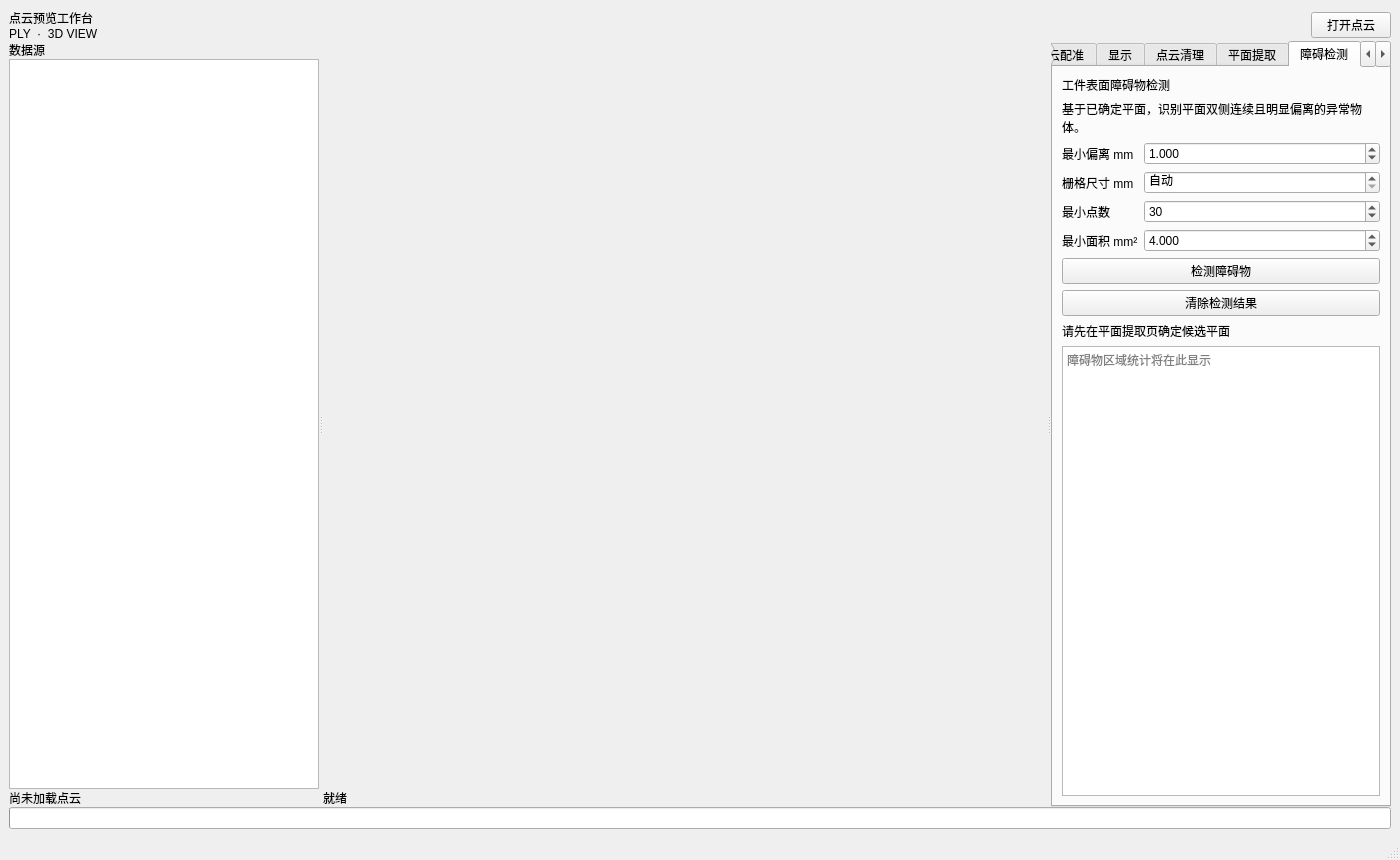
Before: the Qt Designer form mainwindow.ui in chenzhenjia/pointcloudsuite, drawn with Qt 5.
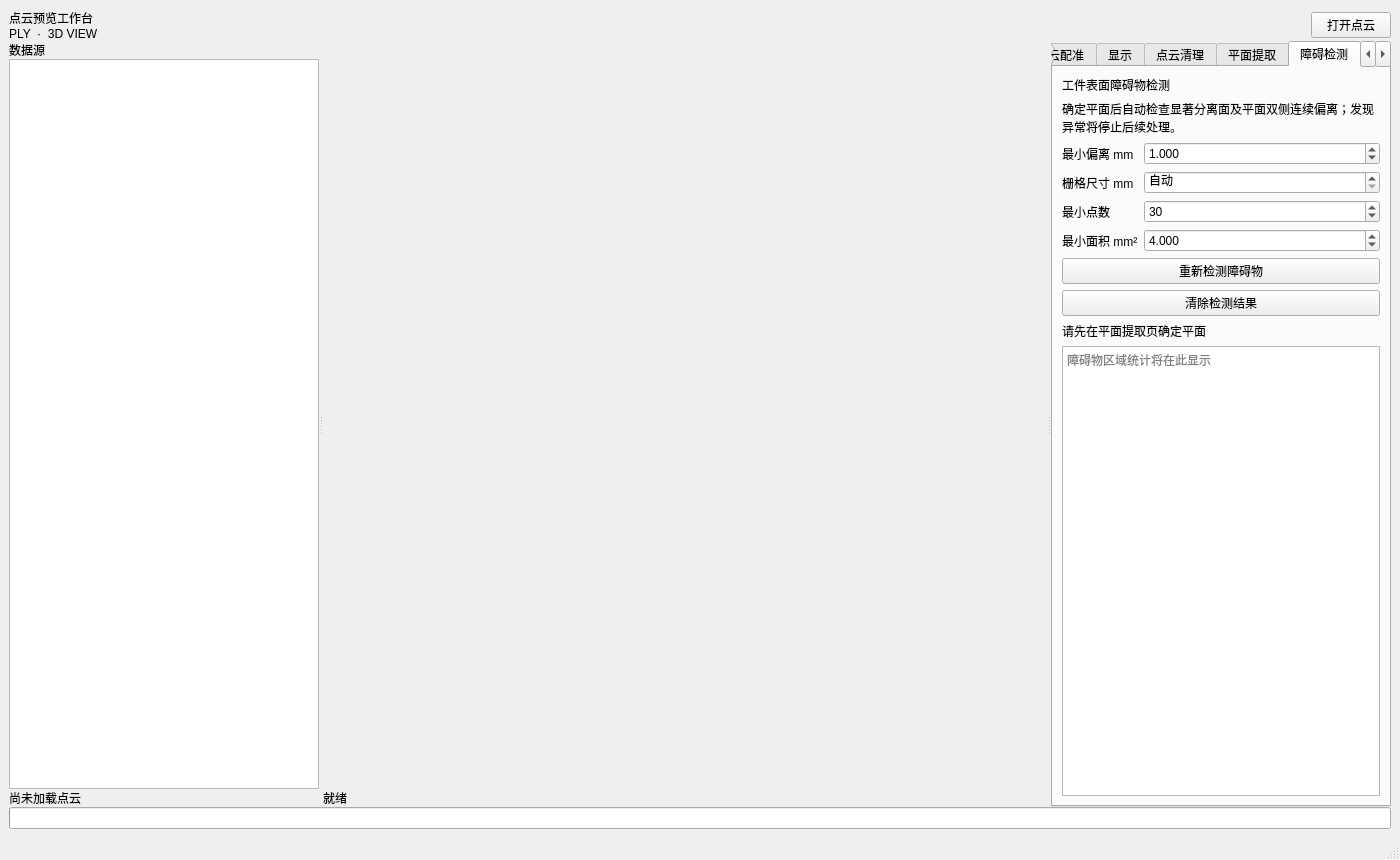
After: the same form once the commit is applied. The open tabs and pages were chosen to show the change.

What changed in the file:
```diff
--- a/mainwindow.ui
+++ b/mainwindow.ui
@@ -600,7 +600,7 @@
             <item>
              <widget class="QLabel" name="lbl_obstacle_hint">
               <property name="text">
-               <string>基于已确定平面，识别平面双侧连续且明显偏离的异常物体。</string>
+               <string>确定平面后自动检查显著分离面及平面双侧连续偏离；发现异常将停止后续处理。</string>
               </property>
               <property name="wordWrap">
                <bool>true</bool>
@@ -697,7 +697,7 @@
             <item>
              <widget class="QPushButton" name="btn_detect_obstacles">
               <property name="text">
-               <string>检测障碍物</string>
+               <string>重新检测障碍物</string>
               </property>
              </widget>
             </item>
@@ -711,7 +711,7 @@
             <item>
              <widget class="QLabel" name="lbl_obstacle_status">
               <property name="text">
-               <string>请先在平面提取页确定候选平面</string>
+               <string>请先在平面提取页确定平面</string>
               </property>
               <property name="wordWrap">
                <bool>true</bool>
```
